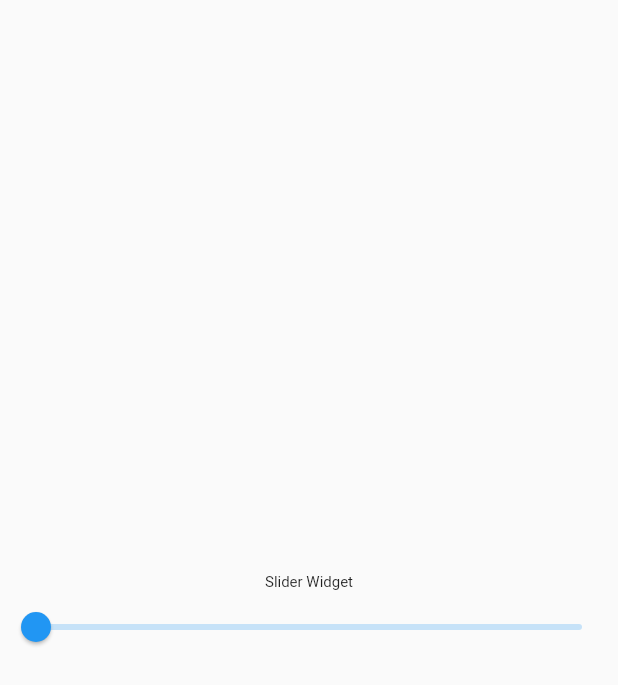
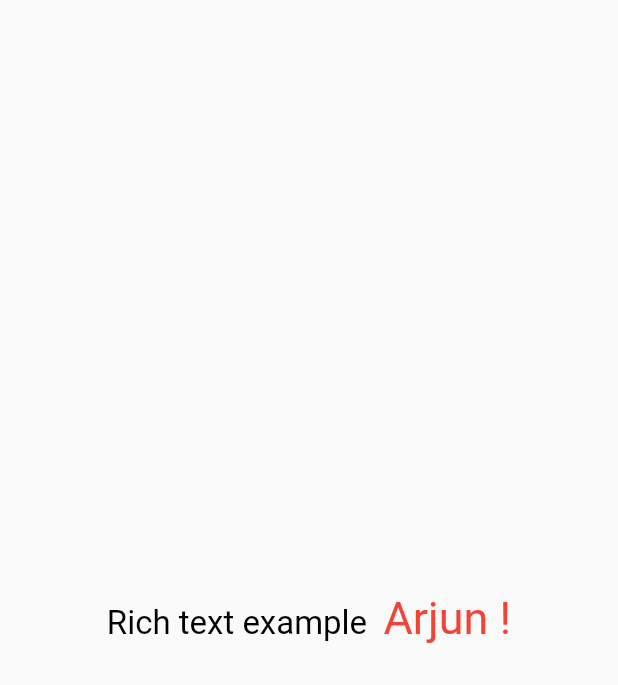
Before and after one commit to arjun-baidya/flutter_learning_materials, a Flutter app: the screen it shows after launch, on a phone screen of 412 x 824 dp. Shown: the top 685 px of the screen. Run offline on Flutter 3.47's test engine with Material 2 defaults, Android fonts, the phone set to English and light mode, and no system bars; our stand-ins replace curved_navigation_bar, fluttertoast, image_picker, liquid_swipe.

Commit message:
update rich text widget

```diff
--- /dev/null
+++ b/lib/flutter_widgets/richtext_widget.dart
@@ -0,0 +1,20 @@
+import 'package:flutter/material.dart';
+
+class RichTextWidget extends StatelessWidget {
+  const RichTextWidget({ Key? key }) : super(key: key);
+
+  @override
+  Widget build(BuildContext context) {
+    return Scaffold(
+      body: Center(
+        child: RichText(
+          text:const TextSpan(text: "Rich text example  ", style: TextStyle(color: Colors.black, fontSize: 22),
+          children: [
+            TextSpan(text: "Arjun !", style: TextStyle(color: Colors.red, fontSize: 30)),
+          ],
+          ),
+          ),
+      ),
+    );
+  }
+}
--- a/lib/main.dart
+++ b/lib/main.dart
@@ -17,6 +17,7 @@ import 'package:flutter_learning_materials/flutter_widgets/listtile_widget.dart'
 import 'package:flutter_learning_materials/flutter_widgets/mediaquery_widget.dart';
 import 'package:flutter_learning_materials/flutter_widgets/modal_bottom_widget.dart';
 import 'package:flutter_learning_materials/flutter_widgets/page_view_widget.dart';
+import 'package:flutter_learning_materials/flutter_widgets/richtext_widget.dart';
 import 'package:flutter_learning_materials/flutter_widgets/row_widget.dart';
 import 'package:flutter_learning_materials/flutter_widgets/safearea_widget.dart';
 import 'package:flutter_learning_materials/flutter_widgets/singlechildscroleview_widget.dart';
@@ -67,7 +68,8 @@ class MyApp extends StatelessWidget {
       // home: const CarvedNavbarWidget(),
       // home: const SnackBarWidget(),
       // home: const FlutterToastWidget(),
-      home: const SliderWidget(),
+      // home: const SliderWidget(),
+      home: const RichTextWidget(),
     );
   }
 }
```
